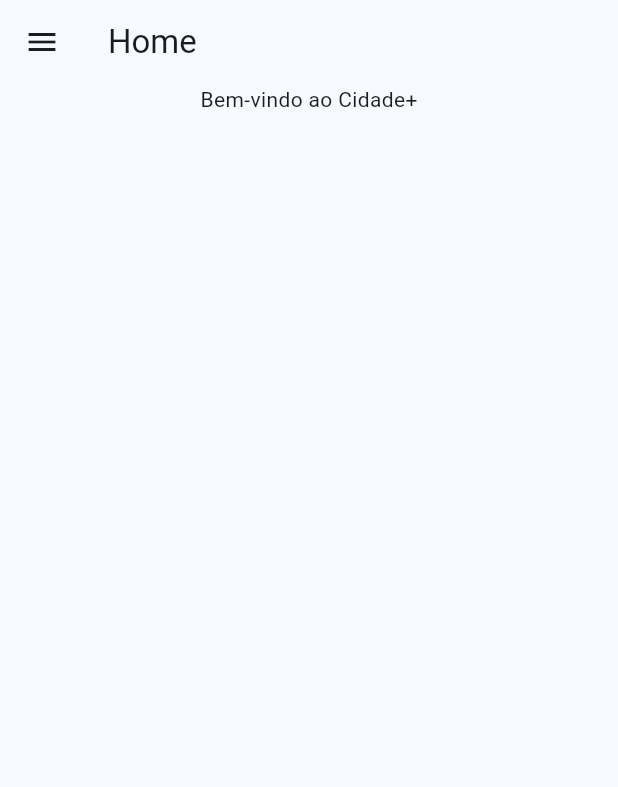
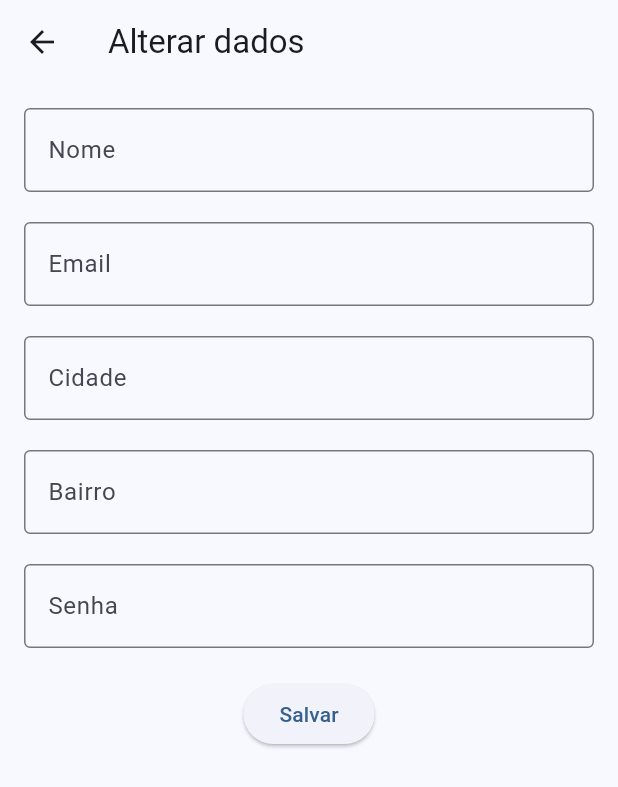
Before and after one commit to rodrigotmo-faccat/cidade-plus, a Flutter app: the HomeView screen opened by its route, in the side drawer, after a tap on "Perfil", on a phone screen of 412 x 824 dp. Shown: the top 787 px of the screen. Run offline on Flutter 3.47's test engine with Material 3 defaults, Android fonts, the phone set to English and light mode, and no system bars.

Commit message:
CDP-13: criado perfil view e perfil presenter e alterado redirecionamentos de paginas.

```diff
--- a/lib/main.dart
+++ b/lib/main.dart
@@ -2,6 +2,7 @@
 import 'view/login_view.dart';
 import 'view/cadastro_view.dart';
 import 'view/home_view.dart';
+import 'view/perfil_view.dart';
 
 void main() {
   runApp(const MyApp());
@@ -39,6 +40,7 @@
         '/login': (context) => const LoginView(),
         '/cadastro': (context) => const CadastroView(),
         '/home': (context) => const HomeView(),
+        '/perfil': (context) => const PerfilView(),
       },
     );
   }
--- /dev/null
+++ b/lib/presenter/perfil_presenter.dart
@@ -0,0 +1,12 @@
+import '../view/perfil_view.dart';
+
+class PerfilPresenter {
+  final PerfilViewContract view;
+
+  PerfilPresenter(this.view);
+
+  void alterarCadastro(
+      String nome, String email, String cidade, String bairro, String senha) {
+    view.aoAlterar();
+  }
+}
--- a/lib/view/home_view.dart
+++ b/lib/view/home_view.dart
@@ -49,24 +49,15 @@
                 _onItemTapped(0);
                 // Then close the drawer
                 Navigator.pop(context);
+                Navigator.pushReplacementNamed(context, '/perfil');
               },
             ),
             ListTile(
-              title: const Text('Alterar senha'),
+              title: const Text('Sair do aplicativo'),
               selected: _selectedIndex == 1,
               onTap: () {
                 // Update the state of the app
                 _onItemTapped(1);
-                // Then close the drawer
-                Navigator.pop(context);
-              },
-            ),
-            ListTile(
-              title: const Text('Sair do aplicativo'),
-              selected: _selectedIndex == 2,
-              onTap: () {
-                // Update the state of the app
-                _onItemTapped(2);
                 // Then close the drawer
                 Navigator.pop(context);
               },
--- /dev/null
+++ b/lib/view/perfil_view.dart
@@ -0,0 +1,104 @@
+import 'package:flutter/material.dart';
+import '../presenter/perfil_presenter.dart';
+
+// Contrato que define o que a view do login deve implementar
+abstract class PerfilViewContract {
+  void aoAlterar();
+}
+
+class PerfilView extends StatefulWidget {
+  const PerfilView({super.key});
+
+  @override
+  _PerfilViewState createState() => _PerfilViewState();
+}
+
+class _PerfilViewState extends State<PerfilView> implements PerfilViewContract {
+  final TextEditingController _nomeController = TextEditingController();
+  final TextEditingController _emailController = TextEditingController();
+  final TextEditingController _cidadeController = TextEditingController();
+  final TextEditingController _bairroController = TextEditingController();
+  final TextEditingController _senhaController = TextEditingController();
+  late PerfilPresenter _presenter;
+
+  @override
+  void initState() {
+    super.initState();
+    _presenter = PerfilPresenter(this);
+  }
+
+  @override
+  Widget build(BuildContext context) {
+    return Scaffold(
+      appBar: AppBar(
+        title: const Text('Alterar dados'),
+      ),
+      body: Padding(
+        padding: const EdgeInsets.all(16.0),
+        child: Column(
+          children: [
+            TextField(
+              controller: _nomeController,
+              decoration: InputDecoration(
+                border: OutlineInputBorder(),
+                labelText: 'Nome',
+              ),
+            ),
+            const SizedBox(height: 20),
+            TextField(
+              controller: _emailController,
+              decoration: InputDecoration(
+                border: OutlineInputBorder(),
+                labelText: 'Email',
+              ),
+            ),
+            const SizedBox(height: 20),
+            TextField(
+              controller: _cidadeController,
+              decoration: InputDecoration(
+                border: OutlineInputBorder(),
+                labelText: 'Cidade',
+              ),
+            ),
+            const SizedBox(height: 20),
+            TextField(
+              controller: _bairroController,
+              decoration: InputDecoration(
+                border: OutlineInputBorder(),
+                labelText: 'Bairro',
+              ),
+            ),
+            const SizedBox(height: 20),
+            TextField(
+              controller: _senhaController,
+              decoration: InputDecoration(
+                border: OutlineInputBorder(),
+                labelText: 'Senha',
+              ),
+            ),
+            const SizedBox(height: 20),
+            ElevatedButton(
+              onPressed: () {
+                String nome = _nomeController.text;
+                String email = _nomeController.text;
+                String cidade = _nomeController.text;
+                String bairro = _nomeController.text;
+                String senha = _nomeController.text;
+                _presenter.alterarCadastro(nome, email, cidade, bairro, senha);
+              },
+              child: const Text('Salvar'),
+            ),
+          ],
+        ),
+      ),
+    );
+  }
+
+  @override
+  void aoAlterar() {
+    ScaffoldMessenger.of(context).showSnackBar(
+      SnackBar(content: Text('Perfil salvo com sucesso')),
+    );
+    Navigator.pushReplacementNamed(context, '/home');
+  }
+}
```
